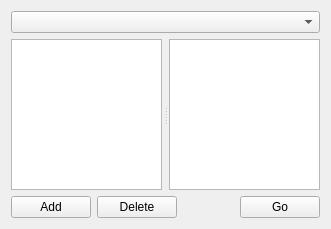
Above: spikespy/ui/EventView.ui from Microneurography/SpikeSpy before the change. Below: the same form after it.
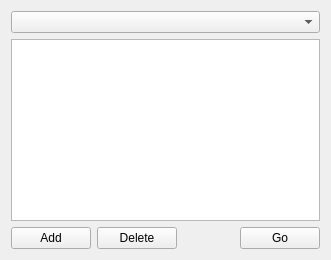
That is the form after the change.

Commit message: update event_info

```diff
--- a/spikespy/ui/EventView.ui
+++ b/spikespy/ui/EventView.ui
@@ -7,7 +7,7 @@
     <x>0</x>
     <y>0</y>
     <width>331</width>
-    <height>229</height>
+    <height>260</height>
    </rect>
   </property>
   <property name="windowTitle">
@@ -25,8 +25,7 @@
      <property name="handleWidth">
       <number>7</number>
      </property>
-     <widget class="QListView" name="eventListView"/>
-     <widget class="QTextBrowser" name="eventDetailView"/>
+     <widget class="QTableView" name="eventTableView"/>
     </widget>
    </item>
    <item>
```
The commit also changes 5 other files.
